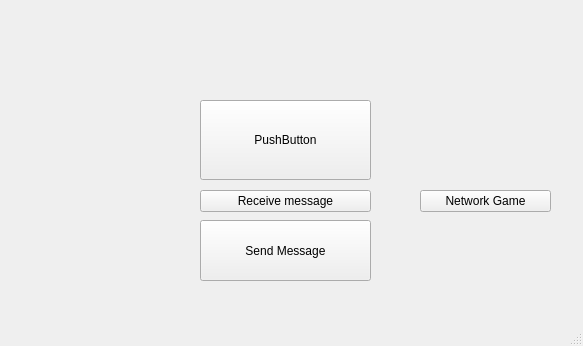
Before: the Qt Designer form mainwindow.ui in kkdlau/COMP2012H-OPERATION-H, drawn with Qt 5.
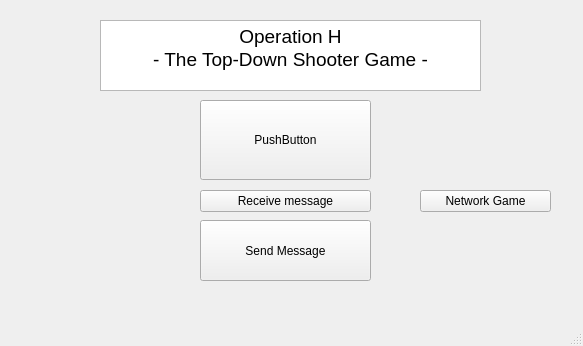
After: the same form once the commit is applied.

```diff
--- a/mainwindow.ui
+++ b/mainwindow.ui
@@ -84,6 +84,24 @@
      <string>Network Game</string>
     </property>
    </widget>
+   <widget class="QTextBrowser" name="textBrowser">
+    <property name="geometry">
+     <rect>
+      <x>100</x>
+      <y>20</y>
+      <width>381</width>
+      <height>71</height>
+     </rect>
+    </property>
+    <property name="html">
+     <string>&lt;!DOCTYPE HTML PUBLIC &quot;-//W3C//DTD HTML 4.0//EN&quot; &quot;http://www.w3.org/TR/REC-html40/strict.dtd&quot;&gt;
+&lt;html&gt;&lt;head&gt;&lt;meta name=&quot;qrichtext&quot; content=&quot;1&quot; /&gt;&lt;style type=&quot;text/css&quot;&gt;
+p, li { white-space: pre-wrap; }
+&lt;/style&gt;&lt;/head&gt;&lt;body style=&quot; font-family:'MS Shell Dlg 2'; font-size:7.8pt; font-weight:400; font-style:normal;&quot;&gt;
+&lt;p align=&quot;center&quot; style=&quot; margin-top:0px; margin-bottom:0px; margin-left:0px; margin-right:0px; -qt-block-indent:0; text-indent:0px;&quot;&gt;&lt;span style=&quot; font-size:14pt;&quot;&gt;Operation H&lt;/span&gt;&lt;/p&gt;
+&lt;p align=&quot;center&quot; style=&quot; margin-top:0px; margin-bottom:0px; margin-left:0px; margin-right:0px; -qt-block-indent:0; text-indent:0px;&quot;&gt;&lt;span style=&quot; font-size:14pt;&quot;&gt;- The Top-Down Shooter Game -&lt;/span&gt;&lt;/p&gt;&lt;/body&gt;&lt;/html&gt;</string>
+    </property>
+   </widget>
   </widget>
   <widget class="QMenuBar" name="menubar">
    <property name="geometry">
```
Left out of the diff: 2 changed lines with no effect on the pictures.
